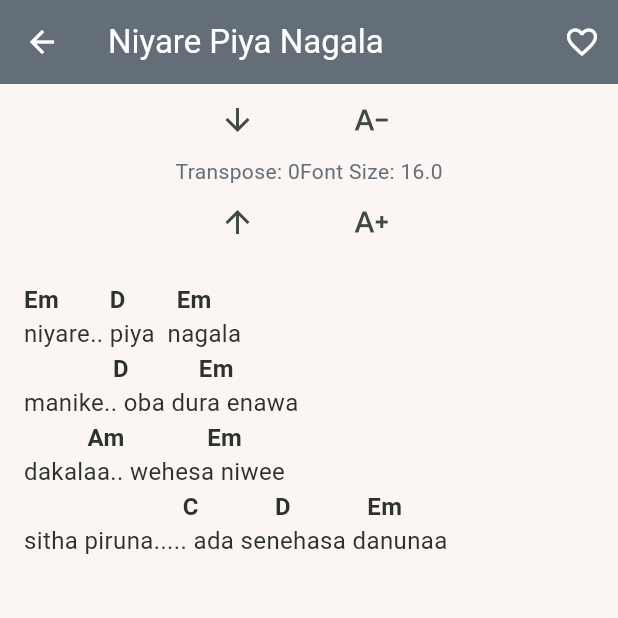
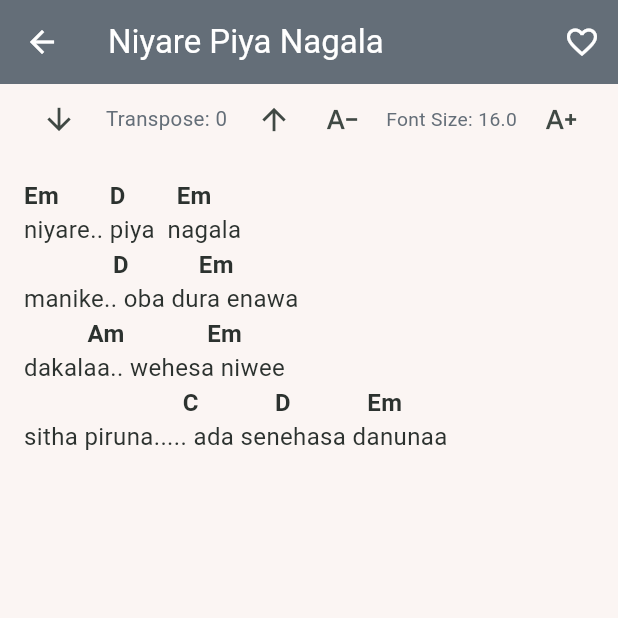
Before and after one commit to SandunC000/chords_app, a Flutter app: the screen it shows after launch, after a tap on "Sign In", after a tap on the "list" icon, after a tap on "Niyare Piya Nagala", on a phone screen of 412 x 824 dp, the top half of it. Run offline on Flutter 3.47's test engine with Material 3 defaults, Android fonts, the phone set to English and light mode, and no system bars.

Commit message:
font resizer

```diff
--- a/lib/views/song_view/song_detail_view.dart
+++ b/lib/views/song_view/song_detail_view.dart
@@ -75,22 +75,34 @@ class _SongDetailsScreenState extends State<SongDetailsScreen> {
             crossAxisAlignment: CrossAxisAlignment.start,
             children: [
               Row(
+                mainAxisAlignment: MainAxisAlignment.spaceEvenly,
+                children: [
+                  Expanded(
+                    child: FittedBox(
+                      fit: BoxFit.scaleDown,
+                      child: Row(
                         mainAxisAlignment: MainAxisAlignment.center,
-                children: [
-                  Column(
                         children: [
                           IconButton(
                             icon: const Icon(Icons.arrow_downward),
                             onPressed: () => _transpose(_transposeValue - 1),
                           ),
+                          const SizedBox(width: 8),
                           Text('Transpose: $_transposeValue'),
+                          const SizedBox(width: 8),
                           IconButton(
                             icon: const Icon(Icons.arrow_upward),
                             onPressed: () => _transpose(_transposeValue + 1),
                           ),
                         ],
                       ),
-                  Column(
+                    ),
+                  ),
+                  Expanded(
+                    child: FittedBox(
+                      fit: BoxFit.scaleDown,
+                      child: Row(
+                        mainAxisAlignment: MainAxisAlignment.center,
                         children: [
                           IconButton(
                             icon: const Icon(Icons.text_decrease),
@@ -99,7 +111,9 @@ class _SongDetailsScreenState extends State<SongDetailsScreen> {
                                   .setFontSize(settingsService.fontSize - 2);
                             },
                           ),
+                          const SizedBox(width: 8),
                           Text('Font Size: ${settingsService.fontSize}'),
+                          const SizedBox(width: 8),
                           IconButton(
                             icon: const Icon(Icons.text_increase),
                             onPressed: () {
@@ -108,6 +122,8 @@ class _SongDetailsScreenState extends State<SongDetailsScreen> {
                             },
                           ),
                         ],
+                      ),
+                    ),
                   ),
                 ],
               ),
```
Lines whose indentation alone changed are shown as unchanged.
